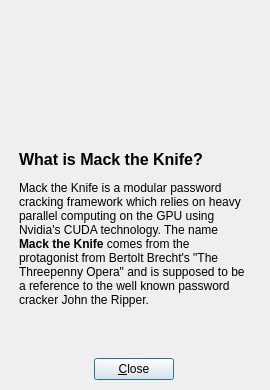
Qt form mack_the_knfie_gui/mack_demo_gui/about_dialog.ui (Onkeliroh/Projekt-WS2012) before a commit.
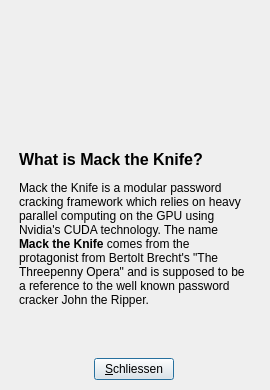
The same form after that commit. Icons and pictures are not drawn.

```diff
--- a/mack_the_knfie_gui/mack_demo_gui/about_dialog.ui
+++ b/mack_the_knfie_gui/mack_demo_gui/about_dialog.ui
@@ -67,7 +67,7 @@
     <item alignment="Qt::AlignHCenter">
      <widget class="QPushButton" name="pushButton">
       <property name="text">
-       <string>&amp;Close</string>
+       <string>&amp;Schliessen</string>
       </property>
      </widget>
     </item>
```
